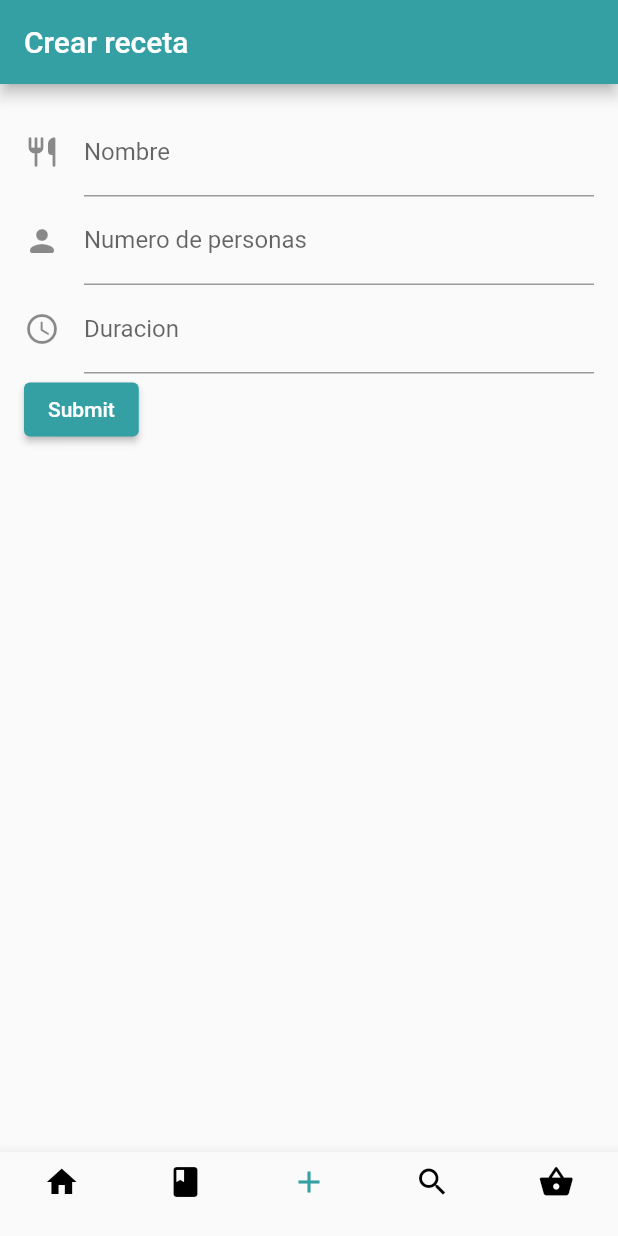
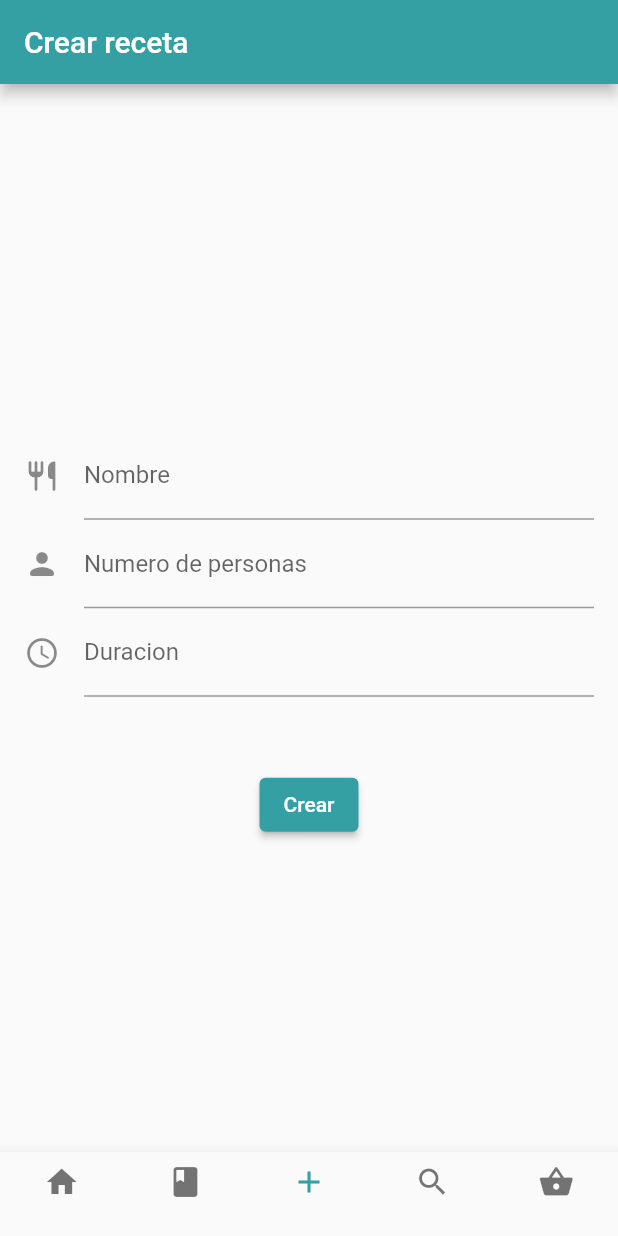
Before and after one commit to MBM-devs/letscookit, a Flutter app: the screen it shows after launch, item 3 of the bottom bar chosen, on a phone screen of 412 x 824 dp. Run offline on Flutter 3.47's test engine with Material 2 defaults, Android fonts, the light colour scheme and no system bars.

Commit message:
Create receipt plus color palette definition

```diff
--- /dev/null
+++ b/letscookit/lib/config/palette.dart
@@ -0,0 +1,34 @@
+import 'package:flutter/material.dart';
+
+class Palette {
+  static const MaterialColor mainBlue = MaterialColor(
+    0xff34a0a4, // 0% comes in here, this will be color picked if no shade is selected when defining a Color property which doesn’t require a swatch.
+    <int, Color>{
+      50: Color(0xff48aaad), //10%
+      100: Color(0xff5db3b6), //20%
+      200: Color(0xff71bdbf), //30%
+      300: Color(0xff85c6c8), //40%
+      400: Color(0xff9ad0d2), //50%
+      500: Color(0xffaed9db), //60%
+      600: Color(0xffc2e3e4), //70%
+      700: Color(0xffd6eced), //80%
+      800: Color(0xffebf6f6), //90%
+      900: Color(0xffffffff), //100%
+    },
+  );
+  static const MaterialColor mainGreen = MaterialColor(
+    0xff76c893, // 0% comes in here, this will be color picked if no shade is selected when defining a Color property which doesn’t require a swatch.
+    <int, Color>{
+      50: Color(0xff84ce9e), //10%
+      100: Color(0xff91d3a9), //20%
+      200: Color(0xff9fd9b3), //30%
+      300: Color(0xffaddebe), //40%
+      400: Color(0xffbbe4c9), //50%
+      500: Color(0xffc8e9d4), //60%
+      600: Color(0xffd6efdf), //70%
+      700: Color(0xffe4f4e9), //80%
+      800: Color(0xfff1faf4), //90%
+      900: Color(0xffffffff), //100%
+    },
+  );
+} // you can define define int 500 as the default shade and add your lighter tints above and darker tints below.
--- a/letscookit/lib/main.dart
+++ b/letscookit/lib/main.dart
@@ -13,23 +13,24 @@ import 'package:letscookit/utilities/lista_compra.dart';
 import 'package:letscookit/utilities/lista_receta.dart';
 import 'package:letscookit/utilities/medida.dart';
 import 'package:letscookit/utilities/receta.dart';
+import 'config/palette.dart';
 
 void main() {
-  Receta receta = Receta("Pollo al limón", 2);
+  // Receta receta = Receta("Pollo al limón", 2);
   ListaIngredientes l1 = ListaIngredientes();
   LibroRecetas libro = LibroRecetas();
   LibroRecetas libro2 = LibroRecetas();
 
-  libro.misRecetas.add(receta);
-  libro2.misRecetas.add(Receta("Esparragos", 4));
+  // libro.misRecetas.add(receta);
+  // libro2.misRecetas.add(Receta("Esparragos", 4));
 
   libro.misRecetas.forEach((p0) {
     print(p0.nombre);
   });
 
-  receta.crearIngrediente(2, "Rodajas", "Limón");
-  receta.crearIngrediente(1, "", "Pollo");
-  receta.crearIngrediente(1, "pizca", "Sal");
+  // receta.crearIngrediente(2, "Rodajas", "Limón");
+  // receta.crearIngrediente(1, "", "Pollo");
+  // receta.crearIngrediente(1, "pizca", "Sal");
 
   // receta.ingredientes.forEach((key, value) =>
   //     print('${key.nombre}: ${value.cantidad} ${value.unidad} '));
@@ -66,20 +67,18 @@ class _MyAppState extends State<MyApp> {
   Widget build(BuildContext context) {
     return MaterialApp(
       theme: ThemeData(
-        primarySwatch: Colors.teal,
+        primarySwatch: Palette.mainBlue,
       ),
       debugShowCheckedModeBanner: false,
       title: 'Flutter Demo',
       home: Scaffold(
           appBar: AppBar(
-            backgroundColor: Color.fromARGB(255, 52, 160, 164),
             title: Text(_titulos[_paginaActual]),
           ),
           body: _paginas[_paginaActual],
           bottomNavigationBar: BottomNavigationBar(
-            selectedIconTheme:
-                IconThemeData(color: Color.fromARGB(255, 52, 160, 164)),
-            unselectedIconTheme: IconThemeData(color: Colors.black),
+            // selectedIconTheme: IconThemeData(color: Palette.mainBlue[200]),
+            // unselectedIconTheme: IconThemeData(color: Palette.mainBlue),
             type: BottomNavigationBarType.fixed,
             currentIndex: _paginaActual,
             onTap: (index) {
--- a/letscookit/lib/pages/receipt.dart
+++ b/letscookit/lib/pages/receipt.dart
@@ -1,5 +1,5 @@
 import 'package:flutter/material.dart';
-import 'package:letscookit/utilities/receta.dart';
+import 'package:letscookit/utilities/libro_recetas.dart';
 
 class Receipt extends StatefulWidget {
   Receipt({Key? key}) : super(key: key);
@@ -10,41 +10,70 @@ class Receipt extends StatefulWidget {
 
 class _ReceiptState extends State<Receipt> {
   final _formKey = GlobalKey<FormState>();
+
+  final nombreReceta = TextEditingController();
+  final numeroPersonas = TextEditingController();
+  final tiempoReceta = TextEditingController();
+
+  String nombre = '';
+  int numPersonas = 1;
+  int tiempo = 0;
+
   @override
   Widget build(BuildContext context) {
     return Padding(
-      padding: const EdgeInsets.all(16.0),
+      padding: const EdgeInsets.symmetric(horizontal: 16, vertical: 16),
       child: Center(
         child: Form(
           key: _formKey,
           child: Column(
+            mainAxisSize: MainAxisSize.min,
+            mainAxisAlignment: MainAxisAlignment.center,
             crossAxisAlignment: CrossAxisAlignment.start,
             children: <Widget>[
+              const SizedBox(height: 24.0),
               TextFormField(
+                controller: nombreReceta,
                 decoration: const InputDecoration(
-                  icon: const Icon(Icons.restaurant_rounded),
+                  icon: Icon(Icons.restaurant_rounded),
                   hintText: 'Introduce el nombre de la Receta',
                   labelText: 'Nombre',
                 ),
               ),
               TextFormField(
+                controller: numeroPersonas,
+                keyboardType: TextInputType.number,
                 decoration: const InputDecoration(
-                  icon: const Icon(Icons.person_rounded),
+                  icon: Icon(Icons.person_rounded),
                   hintText: 'Introduce el numero de personas de la receta.',
                   labelText: 'Numero de personas',
                 ),
               ),
               TextFormField(
+                controller: tiempoReceta,
                 decoration: const InputDecoration(
-                  icon: const Icon(Icons.access_time_rounded),
+                  icon: Icon(Icons.access_time_rounded),
                   hintText: 'Introduce la duración de la receta.',
                   labelText: 'Duracion',
                 ),
               ),
-              ElevatedButton(
-                style: ElevatedButton.styleFrom(
-                    primary: Color.fromARGB(255, 52, 160, 164)),
+              const SizedBox(height: 48.0),
+
+              // Spacer(), PARA QUE EL BOTON ESTÉ DEBAJO DEL TODO
+              Center(
+                child: ElevatedButton(
+                  // style: ElevatedButton.styleFrom(
+                  // primary: Color.fromARGB(255, 52, 160, 164)),
                   onPressed: () {
+                    // nombre = nombreReceta.text;
+                    // numPersonas = int.parse(numeroPersonas.text);
+                    // tiempo = int.parse(tiempoReceta.text);
+
+                    // if (nombre != '' && numPersonas > 0) {
+                    //   LibroRecetas()
+                    //       .crearNuevaReceta(null, nombre, numPersonas, tiempo);
+                    // }
+
                     // Validate returns true if the form is valid, or false otherwise.
                     if (_formKey.currentState!.validate()) {
                       // If the form is valid, display a snackbar. In the real world,
@@ -54,7 +83,8 @@ class _ReceiptState extends State<Receipt> {
                       );
                     }
                   },
-                child: const Text('Submit'),
+                  child: const Text('Crear'),
+                ),
               ),
             ],
           ),
--- a/letscookit/lib/utilities/libro_recetas.dart
+++ b/letscookit/lib/utilities/libro_recetas.dart
@@ -23,5 +23,13 @@ class LibroRecetas extends Lista {
     super.add(misRecetas);
   }
 
+  void crearNuevaReceta(
+      ListaReceta? lista, String nombre, int numPersonas, int tiempo) {
+    Receta receta = Receta(nombre, numPersonas, tiempo);
+    misRecetas.add(receta);
+    if (lista != null) lista.add(receta);
+    print(nombre + numPersonas.toString() + tiempo.toString());
+  }
+
   ListaReceta get misRecetas => super.lista[0];
 }
--- a/letscookit/lib/utilities/receta.dart
+++ b/letscookit/lib/utilities/receta.dart
@@ -8,6 +8,7 @@ import 'medida.dart';
 class Receta {
   String _nombre;
   int _numPersonas;
+  int _duracion;
   bool _realizada;
   List<Paso> _pasos; // * Tiene que estar ordenada
   Map<Ingrediente, Medida> _ingredientes;
@@ -16,7 +17,7 @@ class Receta {
   // List<File> imagenes;
 
   //Constructor
-  Receta(this._nombre, this._numPersonas)
+  Receta(this._nombre, this._numPersonas, this._duracion)
       : _realizada = false,
         _pasos = [],
         _ingredientes = {},
```
Lines whose indentation alone changed are shown as unchanged.
